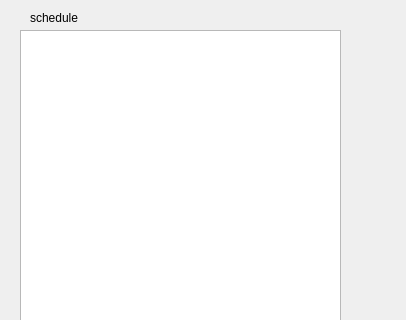
This is listdialog.ui in ilzelda/VEDA-Calendar as Qt 5 draws it before an edit; both pictures show x 0 to 406 and y 0 to 320 of the 406 by 490 pixel window. The edited form follows.
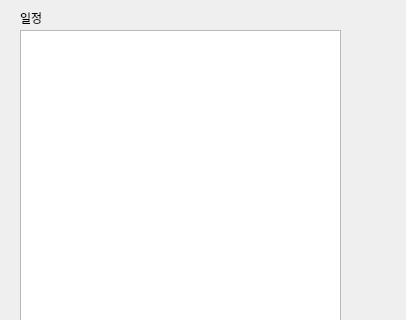
This is the edited form.

Commit message: schedule dialog start end warning and Icon

Patch:
```diff
--- a/listdialog.ui
+++ b/listdialog.ui
@@ -27,14 +27,14 @@
    <widget class="QLabel" name="label">
     <property name="geometry">
      <rect>
-      <x>20</x>
+      <x>10</x>
       <y>10</y>
       <width>48</width>
       <height>16</height>
      </rect>
     </property>
     <property name="text">
-     <string>schedule</string>
+     <string>일정</string>
     </property>
    </widget>
    <widget class="QPushButton" name="addListButton">
```
Left out of the diff: 2 changed lines with no effect on the pictures. The commit also changes 8 other files.
